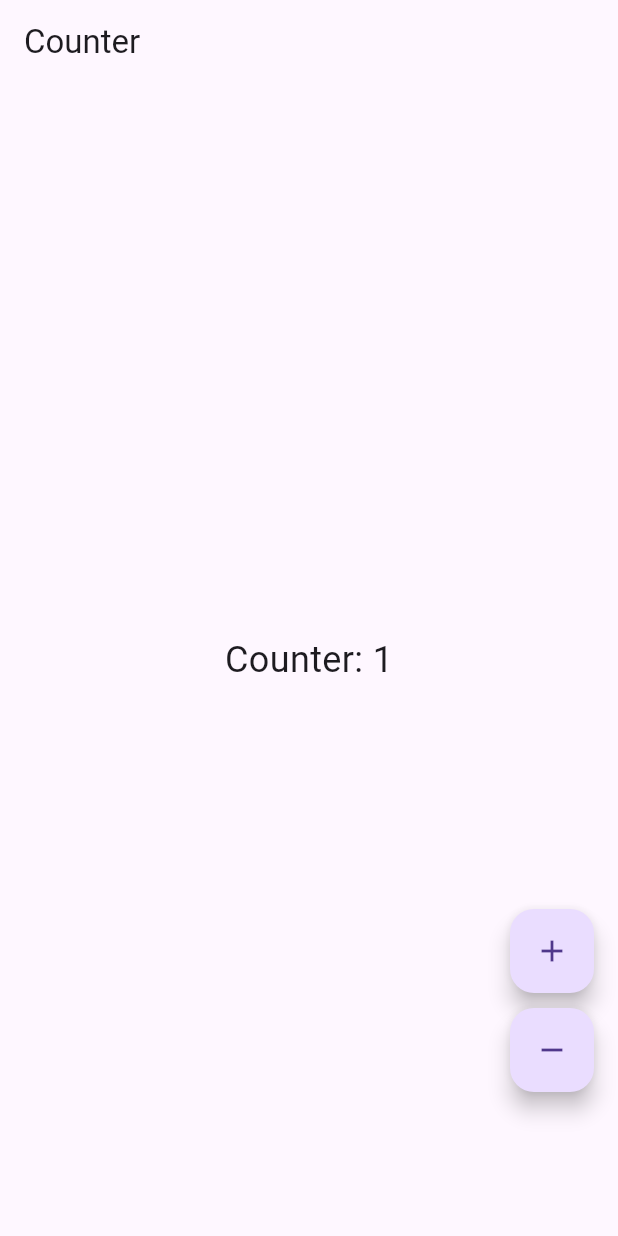
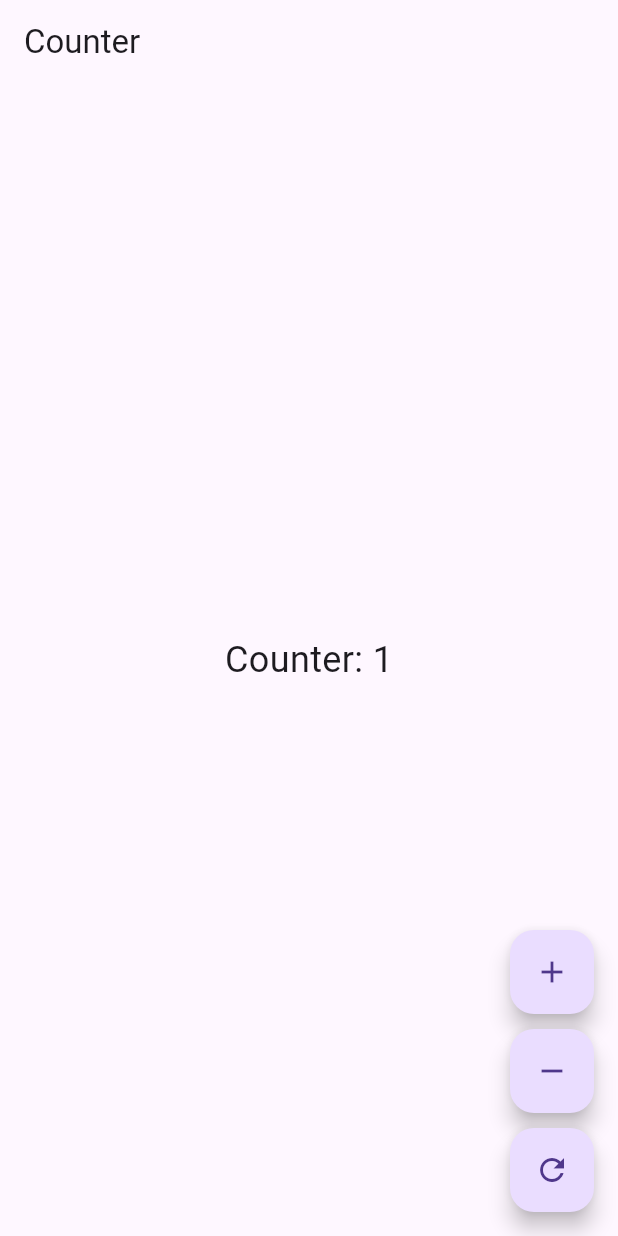
Before and after one commit to Muon-relativity/bloc_arch_counter, a Flutter app: the screen it shows after launch, after a tap on the "add" icon, on a phone screen of 412 x 824 dp. Run offline on Flutter 3.47's test engine with Material 3 defaults, Android fonts, the light colour scheme and no system bars; our stand-ins replace flutter_bloc, get_it.

Commit message:
- add : reset counter 추가

```diff
--- a/lib/features/counter/counter_injection.dart
+++ b/lib/features/counter/counter_injection.dart
@@ -6,6 +6,7 @@ import 'data/repositories/counter_repository_impl.dart';
 import 'domain/repositories/counter_repository.dart';
 import 'domain/usecases/decrement_counter.dart';
 import 'domain/usecases/increment_counter.dart';
+import 'domain/usecases/reset_counter.dart';
 
 Future<void> initCounterInjection() async {
   // 💾 Data Sources - 가장 하위 계층부터 등록
@@ -21,10 +22,12 @@ Future<void> initCounterInjection() async {
   // 🎯 Use Cases - Repository를 의존하므로 이후에 등록
   sl.registerLazySingleton(() => IncrementCounter(sl()));
   sl.registerLazySingleton(() => DecrementCounter(sl()));
+  sl.registerLazySingleton(() => ResetCounter(sl()));
 
   // 📦 Bloc - UseCase를 의존하므로 가장 마지막에 등록
   sl.registerFactory(() => CounterBloc(
         incrementCounter: sl(),
         decrementCounter: sl(),
+        resetCounter: sl(),
       ));
 }
--- a/lib/features/counter/data/datasources/counter_local_data_source.dart
+++ b/lib/features/counter/data/datasources/counter_local_data_source.dart
@@ -3,6 +3,7 @@ import '../../domain/entities/counter.dart';
 abstract class CounterLocalDataSource {
   Future<Counter> increment(int currentCount);
   Future<Counter> decrement(int currentCount);
+  Future<Counter> reset();
 }
 
 class CounterLocalDataSourceImpl implements CounterLocalDataSource {
@@ -16,4 +17,9 @@ class CounterLocalDataSourceImpl implements CounterLocalDataSource {
   Future<Counter> decrement(int currentCount) async {
     return Counter(value: currentCount - 1);
   }
+
+  @override
+  Future<Counter> reset() async {
+    return Counter(value: 0);
+  }
 }
--- a/lib/features/counter/data/repositories/counter_repository_impl.dart
+++ b/lib/features/counter/data/repositories/counter_repository_impl.dart
@@ -16,4 +16,9 @@ class CounterRepositoryImpl implements CounterRepository {
   Future<Counter> increment(int currentCount) {
     return localDataSource.increment(currentCount);
   }
+
+  @override
+  Future<Counter> reset() {
+    return localDataSource.reset();
+  }
 }
--- a/lib/features/counter/domain/repositories/counter_repository.dart
+++ b/lib/features/counter/domain/repositories/counter_repository.dart
@@ -3,4 +3,5 @@ import '../entities/counter.dart';
 abstract class CounterRepository {
   Future<Counter> increment(int currentCount);
   Future<Counter> decrement(int currentCount);
+  Future<Counter> reset();
 }
--- /dev/null
+++ b/lib/features/counter/domain/usecases/reset_counter.dart
@@ -0,0 +1,11 @@
+import '../entities/counter.dart';
+import '../repositories/counter_repository.dart';
+
+class ResetCounter {
+  final CounterRepository repository;
+  ResetCounter(this.repository);
+
+  Future<Counter> call() async {
+    return repository.reset();
+  }
+}
--- a/lib/features/counter/presentation/bloc/counter_bloc.dart
+++ b/lib/features/counter/presentation/bloc/counter_bloc.dart
@@ -2,6 +2,7 @@ import 'package:flutter_bloc/flutter_bloc.dart';
 
 import '../../domain/usecases/decrement_counter.dart';
 import '../../domain/usecases/increment_counter.dart';
+import '../../domain/usecases/reset_counter.dart';
 
 part 'counter_event.dart';
 part 'counter_state.dart';
@@ -9,10 +10,12 @@ part 'counter_state.dart';
 class CounterBloc extends Bloc<CounterEvent, CounterState> {
   final IncrementCounter incrementCounter;
   final DecrementCounter decrementCounter;
+  final ResetCounter resetCounter;
 
   CounterBloc({
     required this.incrementCounter,
     required this.decrementCounter,
+    required this.resetCounter,
   }) : super(CounterState(count: 0)) {
     on<IncrementCounterEvent>((event, emit) async {
       final result = await incrementCounter(state.count);
@@ -23,5 +26,10 @@ class CounterBloc extends Bloc<CounterEvent, CounterState> {
       final result = await decrementCounter(state.count);
       emit(CounterState(count: result.value));
     });
+
+    on<ResetCounterEvent>((event, emit) async {
+      final result = await resetCounter();
+      emit(CounterState(count: result.value));
+    });
   }
 }
--- a/lib/features/counter/presentation/bloc/counter_event.dart
+++ b/lib/features/counter/presentation/bloc/counter_event.dart
@@ -5,3 +5,5 @@ abstract class CounterEvent {}
 class IncrementCounterEvent extends CounterEvent {}
 
 class DecrementCounterEvent extends CounterEvent {}
+
+class ResetCounterEvent extends CounterEvent {}
--- a/lib/features/counter/presentation/pages/counter_page.dart
+++ b/lib/features/counter/presentation/pages/counter_page.dart
@@ -20,12 +20,11 @@ class CounterPage extends StatelessWidget {
           },
         ),
       ),
-      floatingActionButton: Padding(
-        padding: const EdgeInsets.only(bottom: 80.0), // 하단 여백 확보
-        child: Column(
+      floatingActionButton: Column(
         mainAxisAlignment: MainAxisAlignment.end,
         children: [
           FloatingActionButton(
+            heroTag: 'increment',
             onPressed: () {
               context.read<CounterBloc>().add(IncrementCounterEvent());
             },
@@ -33,13 +32,21 @@ class CounterPage extends StatelessWidget {
           ),
           SizedBox(height: 10),
           FloatingActionButton(
+            heroTag: 'decrement',
             onPressed: () {
               context.read<CounterBloc>().add(DecrementCounterEvent());
             },
             child: Icon(Icons.remove),
           ),
+          SizedBox(height: 10),
+          FloatingActionButton(
+            heroTag: 'reset',
+            onPressed: () {
+              context.read<CounterBloc>().add(ResetCounterEvent());
+            },
+            child: Icon(Icons.refresh),
+          ),
         ],
-        ),
       ),
     );
   }
```
Lines whose indentation alone changed are shown as unchanged.
